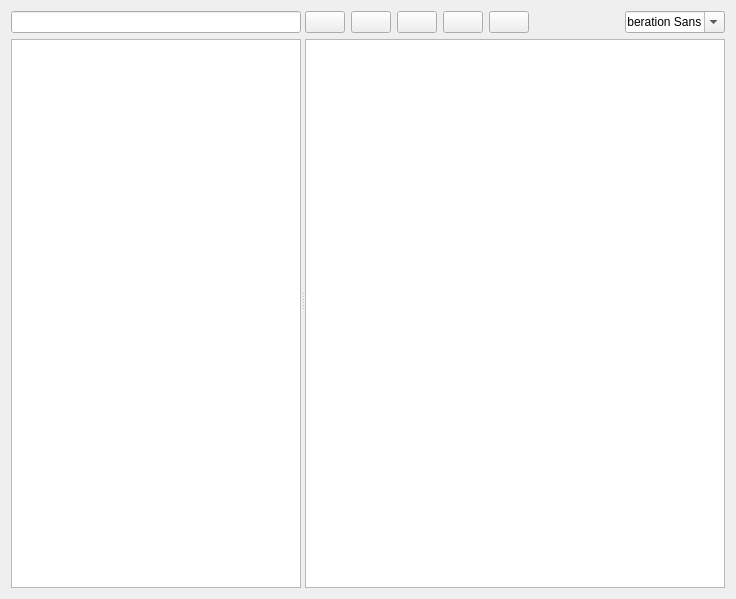
seounghun-chung/4uwingnet, file pydevtoolplatform/qtdesign/sourceview.ui: the form before one commit.
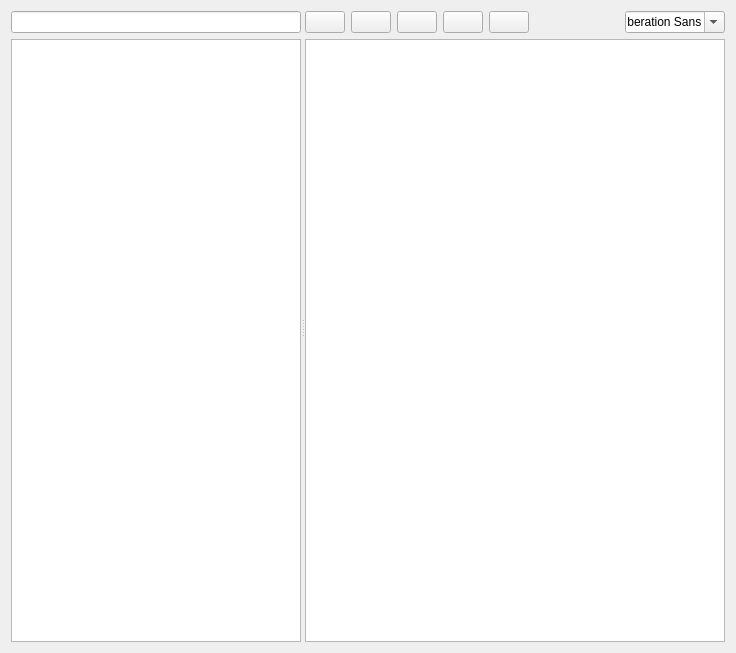
The form after the commit. Custom widgets are drawn as their Qt base class.

Diff of the .ui file:
```diff
--- a/pydevtoolplatform/qtdesign/sourceview.ui
+++ b/pydevtoolplatform/qtdesign/sourceview.ui
@@ -7,7 +7,7 @@
     <x>0</x>
     <y>0</y>
     <width>736</width>
-    <height>599</height>
+    <height>653</height>
    </rect>
   </property>
   <property name="windowTitle">
@@ -16,6 +16,12 @@
   <layout class="QVBoxLayout" name="verticalLayout_3">
    <item>
     <widget class="QSplitter" name="splitter">
+     <property name="sizePolicy">
+      <sizepolicy hsizetype="Expanding" vsizetype="Expanding">
+       <horstretch>0</horstretch>
+       <verstretch>0</verstretch>
+      </sizepolicy>
+     </property>
      <property name="orientation">
       <enum>Qt::Horizontal</enum>
      </property>
```
